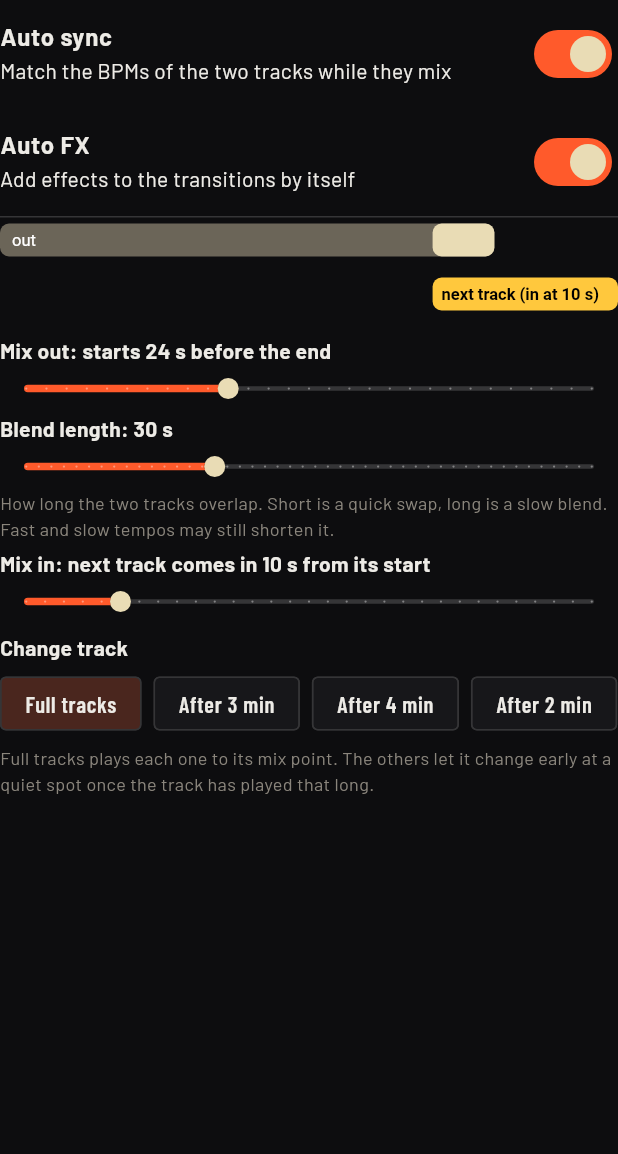
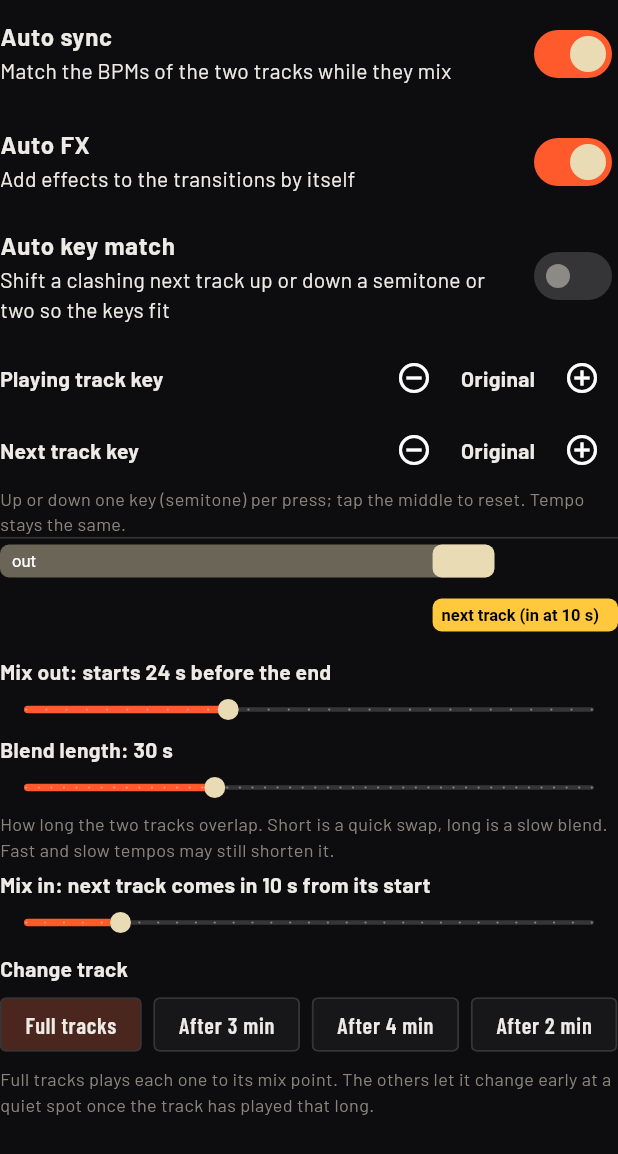
Before and after one commit to ben-clift/com.benclift.beatdeck.test, a Flutter app: the _MixBox widget shown alone on an empty page, opened directly with empty values, on a phone screen of 412 x 824 dp. Shown: the top 1154 px of the screen. Run offline on Flutter 3.47's test engine with Material 3 defaults, Android fonts, the phone set to English and light mode, and no system bars; our stand-ins replace file_picker, permission_handler, share_plus, shared_preferences, sqflite and 1 more; missing offline and left inert: dart:ffi, google_mlkit_text_recognition; accounts and stored records are empty.

Commit message:
Mixing panel: auto key match and manual key up/down for playing and next track
Co-Authored-By: Claude Sonnet 5.5 <noreply@anthropic.com>
Claude-Session: https://claude.ai/code/session_01A7zfBFjyu2NXi7pFPf2z4D

```diff
--- a/lib/state/dj_controller.dart
+++ b/lib/state/dj_controller.dart
@@ -1987,6 +1987,25 @@ class DjController extends ChangeNotifier {
   // into the drop, a brake when you skip. Only on one deck at a time, and
   // never on a deck where you have an effect on yourself.
   bool autoFxOn = true;
+
+  /// Shift a clashing incoming track up or down a semitone or two so its key
+  /// fits the one playing (needs key lock, which the shift turns on).
+  bool autoKeyOn = false;
+  final List<bool> _autoKeyed = [false, false, false, false];
+
+  Future<void> loadAutoKey() async {
+    try {
+      autoKeyOn = (await SharedPreferences.getInstance()).getBool('auto_key') ?? false;
+    } catch (_) {}
+  }
+
+  Future<void> setAutoKey(bool v) async {
+    autoKeyOn = v;
+    try {
+      (await SharedPreferences.getInstance()).setBool('auto_key', v);
+    } catch (_) {}
+    notifyListeners();
+  }
   final List<int> _afxBits = [0, 0, 0, 0];
   final List<double> _afxAmt = [0.5, 0.5, 0.5, 0.5];
   DateTime? _afxBrakeAt;
@@ -2975,9 +2994,21 @@ class DjController extends ChangeNotifier {
       _quickNext = false;
       _fadeLen = math.min(_fadeLen, 3.0);
     }
+    if (_autoKeyed[other]) {
+      _autoKeyed[other] = false;
+      setKeyShift(other, 0); // an earlier automatic shift on this deck
+    }
     {
       final ko = _flowOf(_automixQueue[_automixIndex])?.key;
       final ki = _flowOf(_automixQueue[next])?.key;
+      if (autoKeyOn && ko != null && ki != null && inc.keyShift == 0 && keyMatch(ko, ki).score < 60) {
+        final fix = semitoneFix(ko, ki.index);
+        if (fix != null && fix != 0) {
+          setKeyShift(other, fix);
+          _autoKeyed[other] = true;
+          DebugLog.add('automix', 'auto key: next track shifted ${fix > 0 ? '+' : ''}$fix semitone to fit ${ko.code}');
+        }
+      }
       if (ko != null && ki != null && _fadeLen > 12 && keyMatch(ko, ki).score < 40) {
         _fadeLen = 12; // clashing keys: keep the overlap short
         DebugLog.add('automix', 'keys clash: blend kept to 12 s');
--- a/lib/ui/simple_view.dart
+++ b/lib/ui/simple_view.dart
@@ -3127,6 +3127,9 @@ class _MixBoxState extends State<_MixBox> {
   @override
   void initState() {
     super.initState();
+    widget.dj.loadAutoKey().then((_) {
+      if (mounted) setState(() {});
+    });
     m.load().then((_) {
       if (mounted) setState(() {});
     });
@@ -3155,6 +3158,37 @@ class _MixBoxState extends State<_MixBox> {
         value: dj.autoFxOn,
         onChanged: (v) => setState(() => dj.setAutoFx(v)),
       ),
+      SwitchListTile(
+        contentPadding: EdgeInsets.zero,
+        title: const Text('Auto key match', style: TextStyle(fontWeight: FontWeight.w700)),
+        subtitle: const Text('Shift a clashing next track up or down a semitone or two so the keys fit'),
+        value: dj.autoKeyOn,
+        onChanged: (v) => setState(() => dj.setAutoKey(v)),
+      ),
+      const SizedBox(height: 4),
+      for (final e in [(dj.automixPlayingDeck, 'Playing track key'), (1 - dj.automixPlayingDeck, 'Next track key')])
+        ListenableBuilder(
+          listenable: dj,
+          builder: (_, __) {
+            final d = dj.deck(e.$1);
+            return Row(children: [
+              Expanded(child: Text(e.$2, style: const TextStyle(fontWeight: FontWeight.w700))),
+              IconButton(icon: const Icon(Icons.remove_circle_outline), onPressed: () => dj.setKeyShift(e.$1, d.keyShift - 1)),
+              SizedBox(
+                width: 64,
+                child: Center(
+                  child: GestureDetector(
+                    onTap: () => dj.setKeyShift(e.$1, 0),
+                    child: Text(d.keyShift == 0 ? 'Original' : '${d.keyShift > 0 ? '+' : ''}${d.keyShift} key', style: const TextStyle(fontWeight: FontWeight.w700)),
+                  ),
+                ),
+              ),
+              IconButton(icon: const Icon(Icons.add_circle_outline), onPressed: () => dj.setKeyShift(e.$1, d.keyShift + 1)),
+            ]);
+          },
+        ),
+      const Text('Up or down one key (semitone) per press; tap the middle to reset. Tempo stays the same.',
+          style: TextStyle(fontSize: 12, color: Color(0xFF8A857C))),
       const Divider(),
       SizedBox(height: 70, child: CustomPaint(painter: _MixPainter(m.blend > 0 ? math.max(m.blend, m.fade) : m.fade, m.offset))),
       const SizedBox(height: 8),
```
